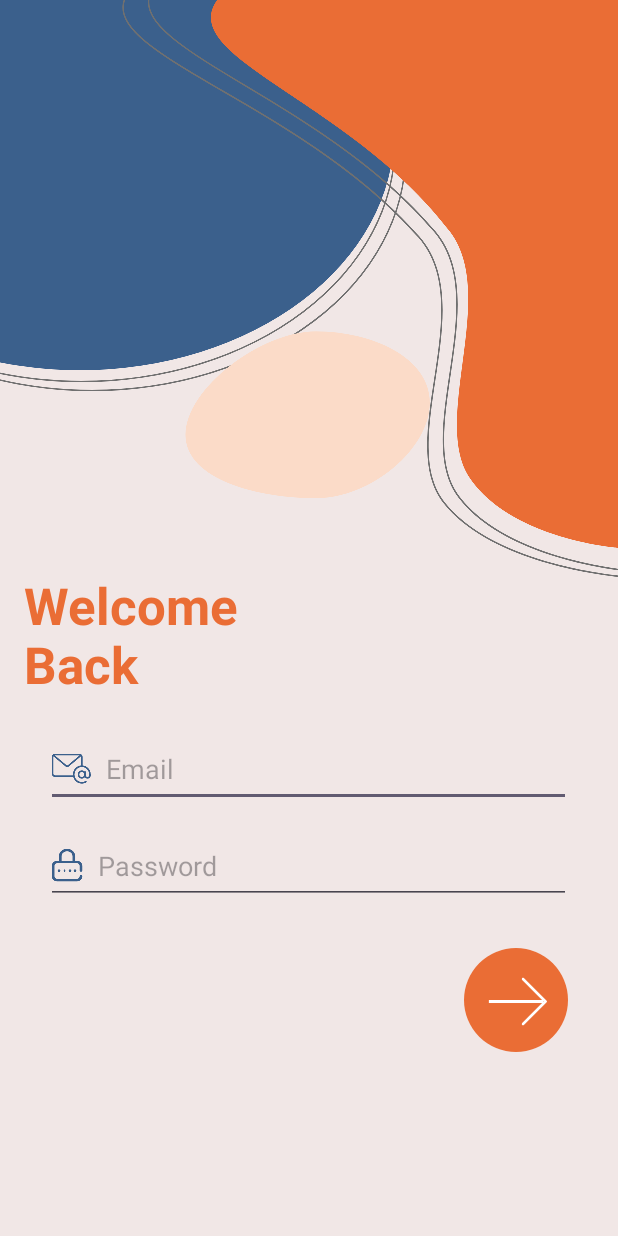
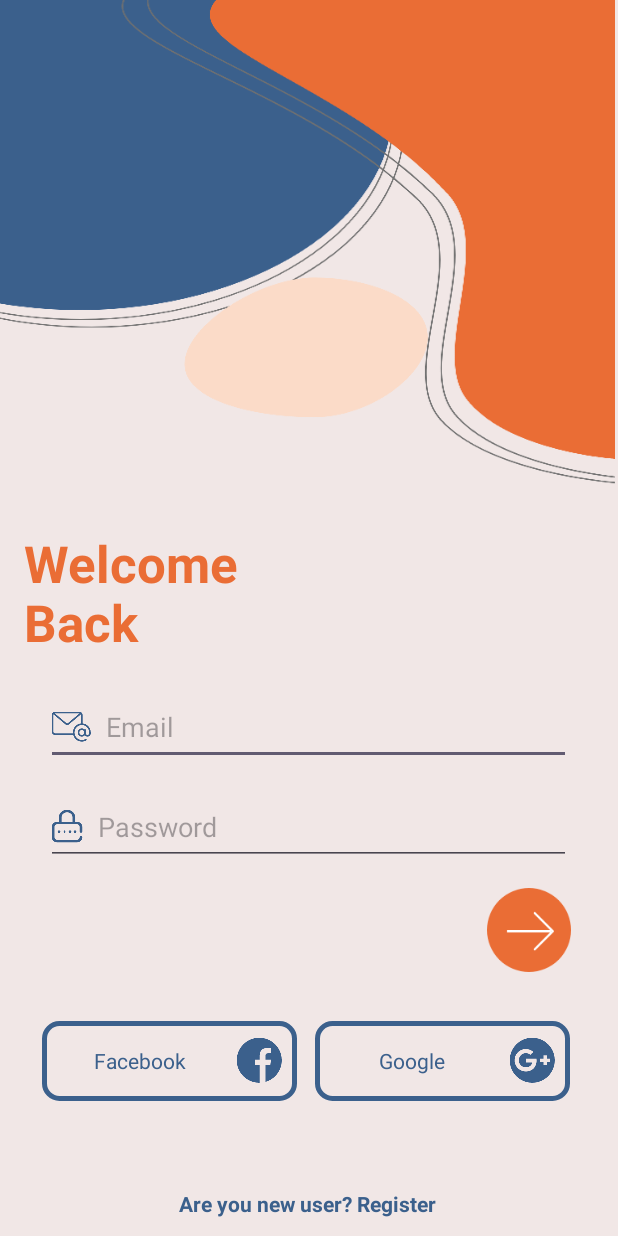
Before and after one commit to phamdanhhuong/giao_dien_login_signup, an Android app: the screen it shows after launch (MainActivity), on a phone screen of 412 x 824 dp. Run offline under Robolectric (Android 15) with nearby library versions, the phone set to English and light mode, and no system bars.

Commit message:
Hoàn thiện login

```diff
--- /dev/null
+++ b/app/src/main/res/drawable/button_border.xml
@@ -0,0 +1,10 @@
+<?xml version="1.0" encoding="utf-8"?>
+<selector xmlns:android="http://schemas.android.com/apk/res/android">
+    <item>
+        <shape>
+            <corners android:radius="10dp"/>
+            <solid android:color="#f1e7e6"/>
+            <stroke android:color="#3b608c" android:width="3dp"/>
+        </shape>
+    </item>
+</selector>
--- a/app/src/main/res/layout/activity_main.xml
+++ b/app/src/main/res/layout/activity_main.xml
@@ -8,10 +8,43 @@
     android:background="#f1e7e6"
     tools:context=".MainActivity" >
 
+    <TextView
+        android:id="@+id/textView2"
+        android:layout_width="170dp"
+        android:layout_height="53dp"
+        android:layout_marginStart="28dp"
+        android:background="@drawable/button_border"
+        android:gravity="center"
+        android:paddingEnd="10dp"
+        android:text="Facebook"
+        android:textAlignment="center"
+        android:textColor="#3b608c"
+        app:drawableEndCompat="@drawable/facebook"
+        app:layout_constraintBottom_toBottomOf="parent"
+        app:layout_constraintStart_toStartOf="parent"
+        app:layout_constraintTop_toBottomOf="@+id/imageButton2"
+        app:layout_constraintVertical_bias="0.268" />
+
+    <ImageButton
+        android:id="@+id/imageButton2"
+        android:layout_width="56dp"
+        android:layout_height="56dp"
+        android:background="#00FFFFFF"
+        android:contentDescription="Login"
+        android:scaleType="fitCenter"
+        app:layout_constraintBottom_toBottomOf="parent"
+        app:layout_constraintEnd_toEndOf="parent"
+        app:layout_constraintHorizontal_bias="0.912"
+        app:layout_constraintStart_toStartOf="parent"
+        app:layout_constraintTop_toBottomOf="@+id/editTextTextPassword"
+        app:layout_constraintVertical_bias="0.081"
+        app:srcCompat="@drawable/btn_arraw1" />
+
     <ImageView
         android:id="@+id/imageView"
-        android:layout_width="wrap_content"
-        android:layout_height="wrap_content"
+        android:layout_width="410dp"
+        android:layout_height="330dp"
+        android:scaleType="fitXY"
         app:layout_constraintEnd_toEndOf="parent"
         app:layout_constraintHorizontal_bias="0.0"
         app:layout_constraintStart_toStartOf="parent"
@@ -31,7 +64,7 @@
         app:layout_constraintHorizontal_bias="0.079"
         app:layout_constraintStart_toStartOf="parent"
         app:layout_constraintTop_toTopOf="parent"
-        app:layout_constraintVertical_bias="0.52" />
+        app:layout_constraintVertical_bias="0.481" />
 
     <EditText
         android:id="@+id/editTextTextEmailAddress"
@@ -64,17 +97,37 @@
         app:layout_constraintTop_toBottomOf="@+id/editTextTextEmailAddress"
         app:layout_constraintVertical_bias="0.062" />
 
-    <ImageButton
-        android:id="@+id/imageButton"
+    <TextView
+        android:id="@+id/textView3"
+        android:layout_width="170dp"
+        android:layout_height="53dp"
+        android:background="@drawable/button_border"
+        android:gravity="center"
+        android:paddingEnd="10dp"
+        android:text="Google"
+        android:textAlignment="center"
+        android:textColor="#3b608c"
+        app:drawableEndCompat="@drawable/google"
+        app:layout_constraintBottom_toBottomOf="parent"
+        app:layout_constraintEnd_toEndOf="parent"
+        app:layout_constraintHorizontal_bias="0.279"
+        app:layout_constraintStart_toEndOf="@+id/textView2"
+        app:layout_constraintTop_toBottomOf="@+id/imageButton2"
+        app:layout_constraintVertical_bias="0.268" />
+
+    <TextView
+        android:id="@+id/textView4"
         android:layout_width="wrap_content"
         android:layout_height="wrap_content"
-        android:background="#00FFFFFF"
+        android:text="Are you new user? Register"
+        android:textColor="#3b608c"
+        android:textStyle="bold"
         app:layout_constraintBottom_toBottomOf="parent"
         app:layout_constraintEnd_toEndOf="parent"
-        app:layout_constraintHorizontal_bias="0.902"
+        app:layout_constraintHorizontal_bias="0.497"
         app:layout_constraintStart_toStartOf="parent"
-        app:layout_constraintTop_toBottomOf="@+id/editTextTextPassword"
-        app:layout_constraintVertical_bias="0.193"
-        app:srcCompat="@drawable/btn_arraw1" />
+        app:layout_constraintTop_toBottomOf="@+id/textView2"
+        app:layout_constraintVertical_bias="0.829" />
+
 
 </androidx.constraintlayout.widget.ConstraintLayout>
```
